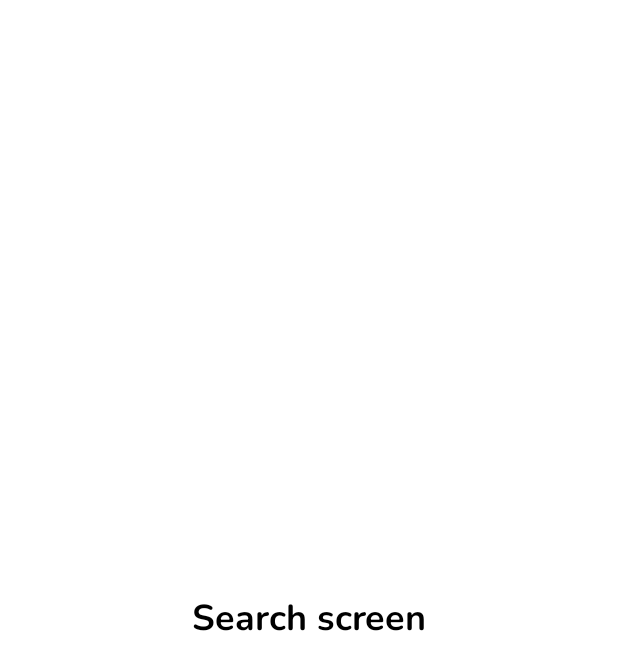
After one commit to Ninise/BinitAndroid, an Android app built with Jetpack Compose: the SearchMainScreen screen opened through its navigation route, on a phone screen of 412 x 824 dp. The commit adds this screen. Shown: the top 670 px of the screen. Run offline under Robolectric (Android 15) with nearby library versions, the phone set to English and light mode, and no system bars; our stand-ins replace Dagger/Hilt's generated code.

Commit message:
Implemented skeleton for main activity and navigation in it

```diff
--- a/app/src/main/java/com/ndteam/wasteandroidapp/view/landing/screens/WelcomePagerScreen.kt
+++ b/app/src/main/java/com/ndteam/wasteandroidapp/view/landing/screens/WelcomePagerScreen.kt
@@ -28,6 +28,7 @@ import androidx.compose.ui.unit.dp
 import androidx.compose.ui.unit.sp
 import androidx.compose.ui.util.lerp
 import androidx.core.content.ContextCompat.getSystemService
+import androidx.core.content.ContextCompat.startActivities
 import androidx.navigation.NavController
 import com.google.accompanist.pager.ExperimentalPagerApi
 import com.google.accompanist.pager.HorizontalPager
--- /dev/null
+++ b/app/src/main/java/com/ndteam/wasteandroidapp/view/main/MainActivity.kt
@@ -0,0 +1,50 @@
+package com.ndteam.wasteandroidapp.view.main
+
+import android.app.Activity
+import android.content.Intent
+import android.os.Bundle
+import androidx.activity.compose.setContent
+import androidx.activity.viewModels
+import androidx.compose.runtime.Composable
+import androidx.compose.ui.tooling.preview.Preview
+import com.ndteam.wasteandroidapp.base.BaseActivity
+import com.ndteam.wasteandroidapp.ui.theme.WasteAndroidAppTheme
+import com.ndteam.wasteandroidapp.view.main.navigation.MainNavigation
+import dagger.hilt.android.AndroidEntryPoint
+
+@AndroidEntryPoint
+class MainActivity : BaseActivity() {
+
+    private val mainViewModel: MainViewModel by viewModels()
+
+    companion object {
+        fun startActivity(context: Activity) {
+            val intent = Intent(context, MainActivity::class.java)
+            context.startActivity(intent)
+        }
+
+    }
+
+    override fun onCreate(savedInstanceState: Bundle?) {
+        super.onCreate(savedInstanceState)
+
+        mainViewModel.downloadData()
+
+        setContent {
+            WasteAndroidAppTheme {
+                MainNavigation()
+            }
+        }
+
+    }
+
+}
+
+
+@Preview(showBackground = true)
+@Composable
+fun DefaultPreview2() {
+    WasteAndroidAppTheme {
+//        LandingMainText()
+    }
+}
--- /dev/null
+++ b/app/src/main/java/com/ndteam/wasteandroidapp/view/main/MainViewModel.kt
@@ -0,0 +1,15 @@
+package com.ndteam.wasteandroidapp.view.main
+
+import android.util.Log
+import com.ndteam.wasteandroidapp.base.BaseViewModel
+import dagger.hilt.android.lifecycle.HiltViewModel
+import javax.inject.Inject
+
+@HiltViewModel
+class MainViewModel @Inject constructor(): BaseViewModel() {
+
+    fun downloadData() {
+        Log.d("TAG", "downloadData: ")
+    }
+
+}
--- /dev/null
+++ b/app/src/main/java/com/ndteam/wasteandroidapp/view/main/navigation/MainNavigation.kt
@@ -0,0 +1,18 @@
+package com.ndteam.wasteandroidapp.view.main.navigation
+
+import androidx.compose.runtime.Composable
+import androidx.navigation.compose.NavHost
+import androidx.navigation.compose.composable
+import androidx.navigation.compose.rememberNavController
+import com.ndteam.wasteandroidapp.view.main.screens.search.SearchMainScreen
+
+@Composable
+fun MainNavigation() {
+    val navController = rememberNavController()
+    NavHost(navController = navController, startDestination = MainScreens.SearchMainScreens.route) {
+        composable(route = MainScreens.SearchMainScreens.route) {
+            SearchMainScreen(navController = navController)
+        }
+
+    }
+}
--- /dev/null
+++ b/app/src/main/java/com/ndteam/wasteandroidapp/view/main/screens/search/SearchMainScreen.kt
@@ -0,0 +1,31 @@
+package com.ndteam.wasteandroidapp.view.main.screens.search
+
+import androidx.compose.foundation.background
+import androidx.compose.foundation.layout.Box
+import androidx.compose.foundation.layout.fillMaxSize
+import androidx.compose.material.Text
+import androidx.compose.runtime.Composable
+import androidx.compose.ui.Alignment
+import androidx.compose.ui.Modifier
+import androidx.compose.ui.graphics.Color
+import androidx.compose.ui.text.font.FontWeight
+import androidx.compose.ui.unit.sp
+import androidx.navigation.NavController
+
+@Composable
+fun SearchMainScreen(navController: NavController) {
+    Box(modifier =
+    Modifier
+        .fillMaxSize()
+        .background(Color.White),
+        contentAlignment = Alignment.Center
+    ) {
+        Text(
+            text = "Search screen",
+            fontSize = 24.sp,
+            fontWeight = FontWeight.Bold,
+            color = Color.Black
+        )
+    }
+
+}
```
Also changed, not shown: app/src/main/AndroidManifest.xml (+14 -2 lines), app/src/main/java/com/ndteam/wasteandroidapp/MainActivity.kt (deleted, +0 -44 lines), app/src/main/java/com/ndteam/wasteandroidapp/view/main/navigation/MainScreens.kt (added, +14 -0 lines).
